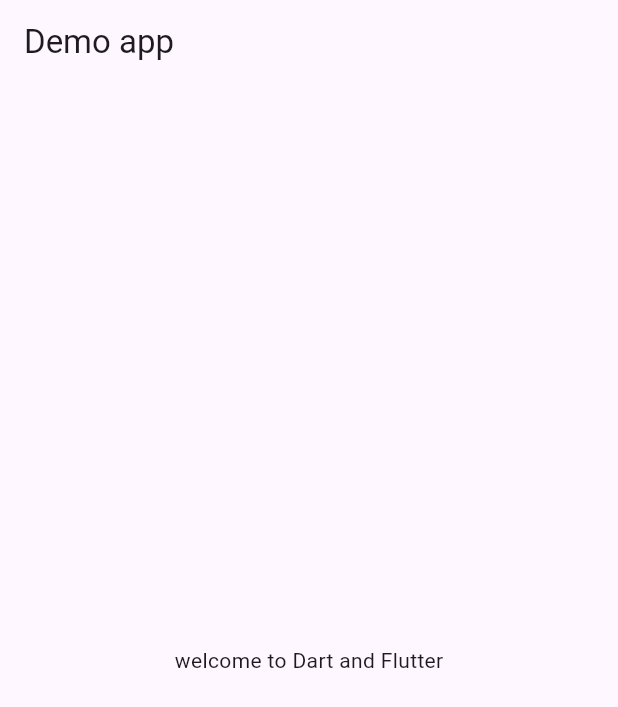
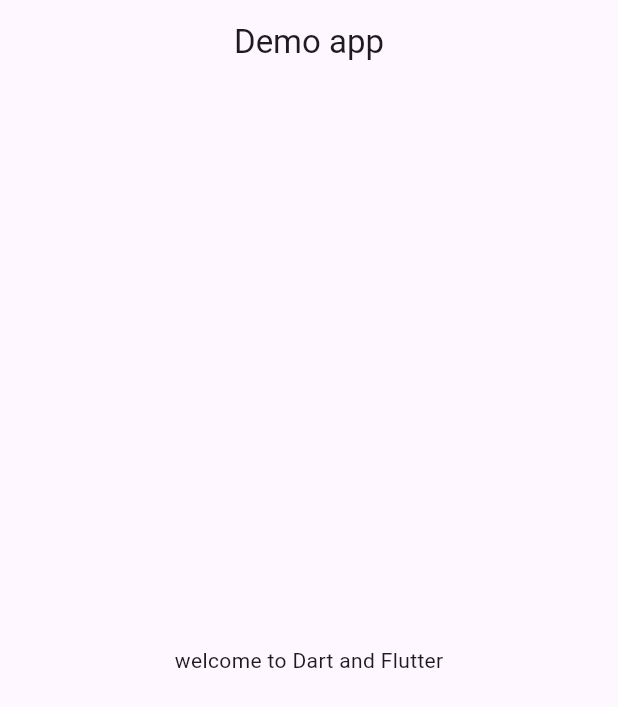
Before and after one commit to Majok-Bol/notebook, a Flutter app: the screen it shows after launch, on a phone screen of 412 x 824 dp. Shown: the top 707 px of the screen. Run offline on Flutter 3.47's test engine with Material 3 defaults, Android fonts, the phone set to English and light mode, and no system bars.

Commit message:
centered the title

```diff
--- a/lib/main.dart
+++ b/lib/main.dart
@@ -7,7 +7,7 @@ class MyApp extends StatelessWidget{
   Widget build(BuildContext context){
     return MaterialApp(
       home: Scaffold(
-        appBar: AppBar(title:Text('Demo app')),
+        appBar: AppBar(title:Text('Demo app'),centerTitle: true,),
         body: Center(child: Text('welcome to Dart and Flutter'),
       ),
     ),
```
